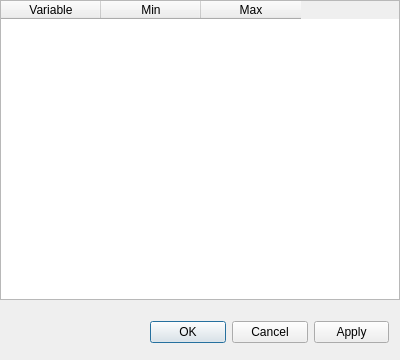
Qt form multifilter.ui (kasitefy/DPM-Post-Processing) before a commit.
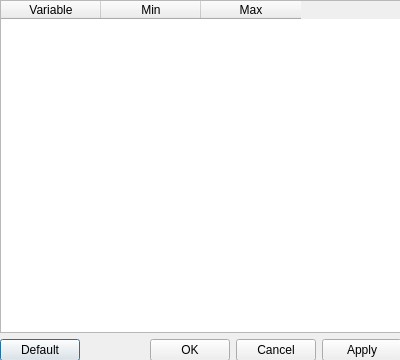
The same form after that commit.

Patch:
```diff
--- a/multifilter.ui
+++ b/multifilter.ui
@@ -19,15 +19,18 @@
   <property name="windowTitle">
    <string>Dialog</string>
   </property>
-  <widget class="QTableWidget" name="tableWidget">
+  <widget class="QWidget" name="layoutWidget">
    <property name="geometry">
     <rect>
      <x>0</x>
      <y>0</y>
-     <width>400</width>
-     <height>300</height>
+     <width>402</width>
+     <height>361</height>
     </rect>
    </property>
+   <layout class="QVBoxLayout" name="verticalLayout">
+    <item>
+     <widget class="QTableWidget" name="tableWidget">
    <property name="sizePolicy">
     <sizepolicy hsizetype="Preferred" vsizetype="Preferred">
      <horstretch>0</horstretch>
@@ -56,15 +59,30 @@
     </property>
    </column>
   </widget>
-  <widget class="QWidget" name="layoutWidget">
-   <property name="geometry">
-    <rect>
-     <x>150</x>
-     <y>320</y>
-     <width>239</width>
-     <height>25</height>
-    </rect>
-   </property>
+    </item>
+    <item>
+     <layout class="QHBoxLayout" name="horizontalLayout_2">
+      <item>
+       <widget class="QPushButton" name="default_pushButton">
+        <property name="text">
+         <string>Default</string>
+        </property>
+       </widget>
+      </item>
+      <item>
+       <spacer name="horizontalSpacer">
+        <property name="orientation">
+         <enum>Qt::Horizontal</enum>
+        </property>
+        <property name="sizeHint" stdset="0">
+         <size>
+          <width>48</width>
+          <height>20</height>
+         </size>
+        </property>
+       </spacer>
+      </item>
+      <item>
    <layout class="QHBoxLayout" name="horizontalLayout">
     <item>
      <widget class="QPushButton" name="ok_pushButton">
@@ -86,6 +104,10 @@
        <string>Apply</string>
       </property>
      </widget>
+        </item>
+       </layout>
+      </item>
+     </layout>
     </item>
    </layout>
   </widget>
```
Lines whose indentation alone changed are shown as unchanged.
